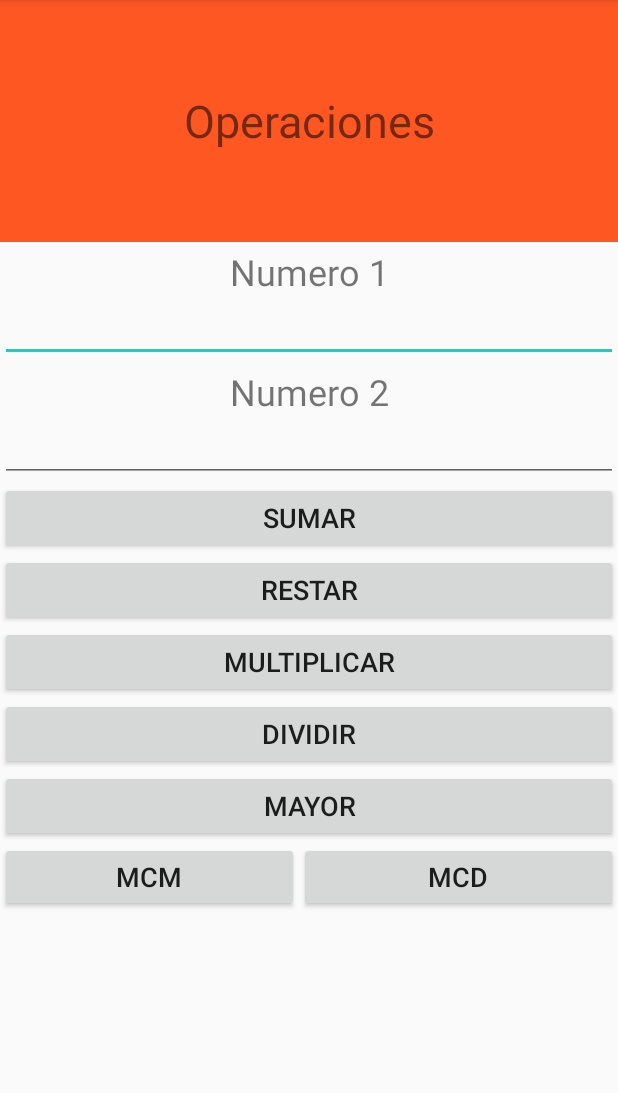
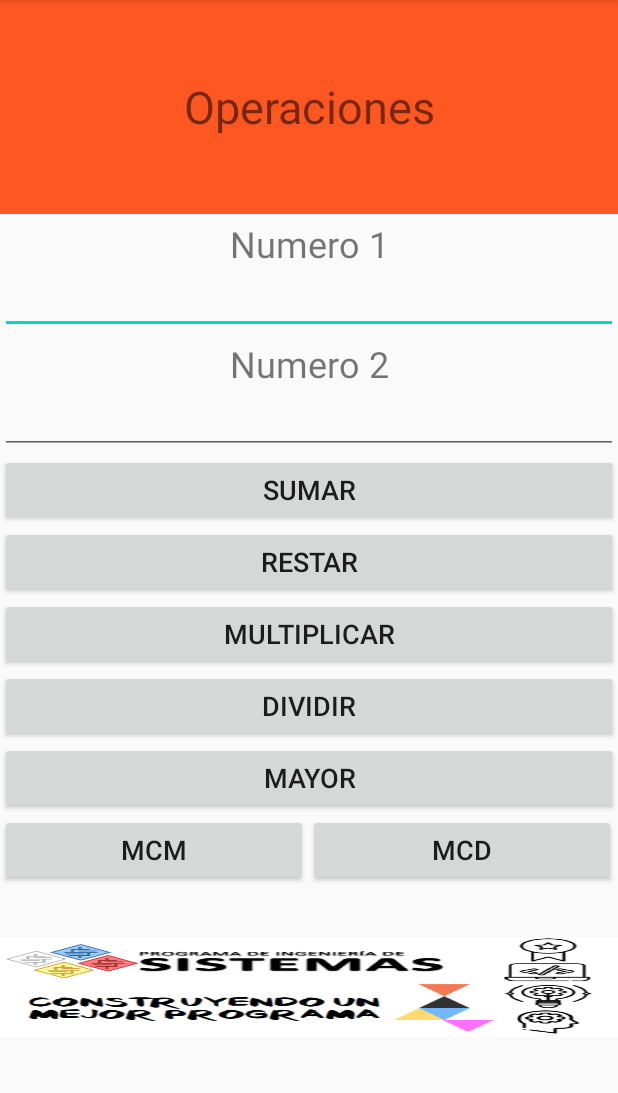
Before and after one commit to BladeNigth/TallerUnimag, an Android app: the SecondActivity screen opened directly, with no data from a screen before it, on a phone screen of 412 x 824 dp, the part 84-1177 px from its top. Run offline under Robolectric (Android 15) with nearby library versions, the phone set to English and light mode, and no system bars.

Commit message:
agregando imaview

```diff
--- a/app/src/main/res/layout/activity_second.xml
+++ b/app/src/main/res/layout/activity_second.xml
@@ -27,7 +27,7 @@
 
     <LinearLayout
         android:layout_width="match_parent"
-        android:layout_height="750dp"
+        android:layout_height="795dp"
         android:layout_weight="0.5"
         android:orientation="vertical">
 
@@ -97,22 +97,21 @@
             android:textSize="18sp" />
 
         <LinearLayout
-            android:layout_width="match_parent"
+            android:layout_width="wrap_content"
             android:layout_height="match_parent"
             android:orientation="horizontal">
 
             <Button
                 android:id="@+id/btnmcm"
-                android:layout_width="199dp"
+                android:layout_width="205dp"
                 android:layout_height="wrap_content"
                 android:text="@string/mcm"
                 android:textSize="18sp" />
 
             <Button
                 android:id="@+id/btnmcd"
-                android:layout_width="wrap_content"
+                android:layout_width="205dp"
                 android:layout_height="wrap_content"
-                android:layout_weight="1"
                 android:text="@string/mcd"
                 android:textSize="18sp" />
         </LinearLayout>
@@ -123,5 +122,12 @@
         android:layout_width="match_parent"
         android:layout_height="match_parent"
         android:layout_weight="1"
-        android:orientation="horizontal" />
+        android:orientation="horizontal" >
+
+        <ImageView
+            android:id="@+id/imageView2"
+            android:layout_width="match_parent"
+            android:layout_height="66dp"
+            android:background="@drawable/icono300x300" />
+    </LinearLayout>
 </LinearLayout>
```
Also changed, not shown: app/src/main/res/drawable/icono.png (added), app/src/main/res/drawable/icono300x300.png (added).
